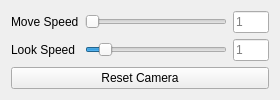
The window that include/ui/plugins/interactor_toolbox.ui (VRGroupRWTH/pli_view) describes before a commit, drawn with Qt 5.
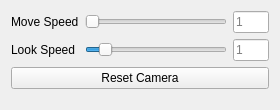
The same window after the commit.

What changed in the file:
```diff
--- a/include/ui/plugins/interactor_toolbox.ui
+++ b/include/ui/plugins/interactor_toolbox.ui
@@ -7,7 +7,7 @@
     <x>0</x>
     <y>0</y>
     <width>280</width>
-    <height>100</height>
+    <height>110</height>
    </rect>
   </property>
   <property name="windowTitle">
```
